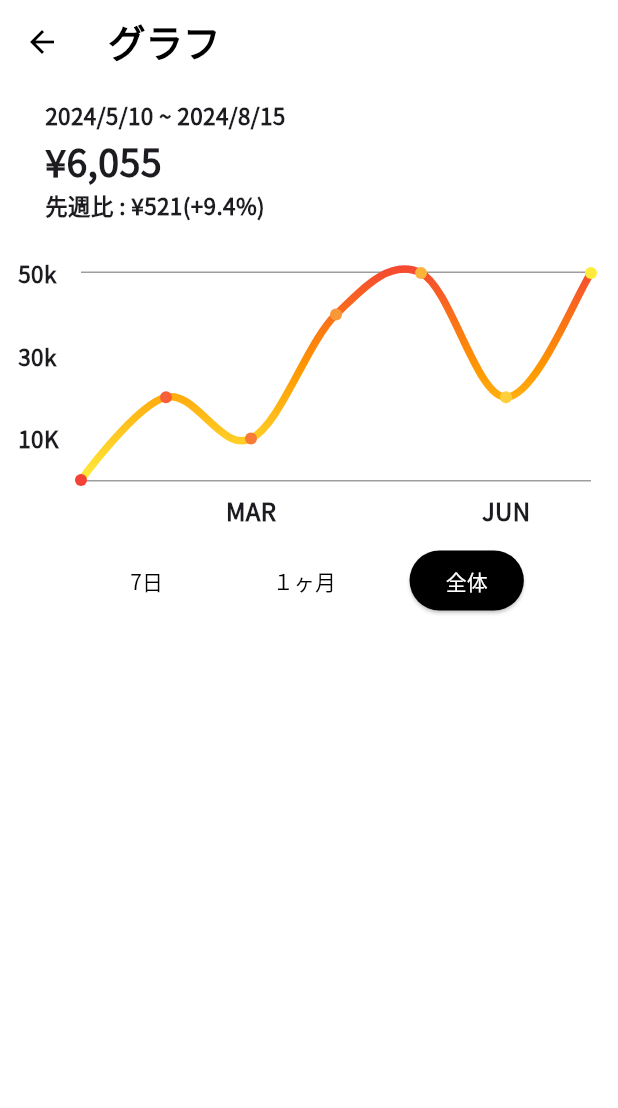
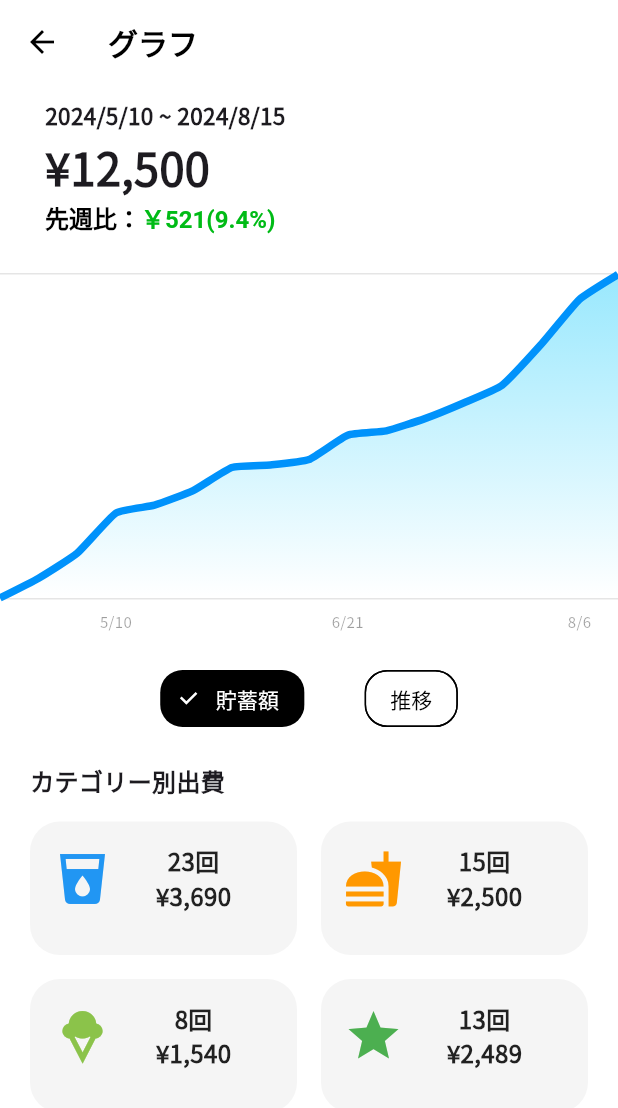
Before and after one commit to kou-nagamine/new_save_money, a Flutter app: the GraphPage screen opened directly, on a phone screen of 412 x 824 dp. Shown: the top 1108 px of the screen. Run offline on Flutter 3.47's test engine with Material 3 defaults, Android fonts, the phone set to English and light mode, and no system bars; drawn by our look-alikes of fl_chart; our stand-ins replace buttons_tabbar, draggable_home, figma_squircle, flutter_datetime_picker_plus, flutter_riverpod, flutter_svg and 3 more; missing offline and left inert: iconoir_flutter; generated files the repository leaves out were written again; statements that could not run were skipped.

Commit message:
feat：グラフページの作成

```diff
--- /dev/null
+++ b/lib/views/pages/graph/graph_data.dart
@@ -0,0 +1,278 @@
+import 'package:fl_chart/fl_chart.dart';
+import 'package:flutter/material.dart';
+import 'package:intl/intl.dart';
+
+final numberFormat = NumberFormat("#,##0"); // 3桁ごとにカンマをつけるフォーマット
+
+LineChartData savedData(){
+  return LineChartData(
+    borderData: FlBorderData(
+      border: const Border(
+        top: BorderSide(color: Color(0xffE5E5E5)),
+        right: BorderSide.none,
+        left: BorderSide.none,
+        bottom: BorderSide(color: Color(0xffE5E5E5)),
+      )
+    ),
+    titlesData: const FlTitlesData(
+      show: true,
+      rightTitles: AxisTitles(
+        sideTitles: SideTitles(showTitles: false),
+      ),
+      topTitles: AxisTitles(
+        sideTitles: SideTitles(showTitles: false),
+      ),
+      bottomTitles: AxisTitles(
+        sideTitles: SideTitles(
+          showTitles: true,
+          reservedSize: 30,
+          interval: 1,
+          getTitlesWidget: bottomTitleWidgets,
+        ),
+      ),
+      leftTitles: AxisTitles(
+        sideTitles: SideTitles(showTitles: false),
+      ),
+    ),
+    //grid
+    gridData: const FlGridData(
+      show:false,
+    ),
+    lineBarsData: [
+      LineChartBarData(
+        spots:const [
+          FlSpot(-1,0),
+          FlSpot(0,163),
+          FlSpot(1,370),
+          FlSpot(2,700),
+          FlSpot(3,765),
+          FlSpot(4,585),
+          FlSpot(5,1076),
+          FlSpot(6,297),
+          FlSpot(7,842),
+          FlSpot(8,1342),
+          FlSpot(9,798),
+          FlSpot(10,1479),
+          FlSpot(11,608),
+          FlSpot(12,754),
+          FlSpot(13,1087),
+          FlSpot(14,1461),
+          FlSpot(15,2067),
+          FlSpot(16,1783),
+          FlSpot(17,2213),
+          FlSpot(18,2043),
+          FlSpot(19,2183),
+          FlSpot(20,2383),
+        ],
+        color: Color(0xff0092FB),
+        // gradient: const LinearGradient(
+        //   colors:[
+        //     Color(0xff00C6FB),
+        //     Color(0xff005BEA),
+        //   ],
+        // ),
+        belowBarData: BarAreaData(
+          show: true,
+          gradient: LinearGradient(
+            colors: [
+              Color(0xff00C6FB).withOpacity(0.4),
+              Color(0xff00C6FB).withOpacity(0.2),
+              Color(0xff00C6FB).withOpacity(0.0),
+            ],
+            begin: Alignment.topCenter,
+            end: Alignment.bottomCenter,
+          ),
+        ),
+        barWidth: 5,
+        isCurved: true,
+        curveSmoothness: 0.15,
+        dotData: const FlDotData(
+          show: false,
+        ),
+      ),
+    ],
+    lineTouchData: LineTouchData(
+      touchTooltipData: LineTouchTooltipData(
+        getTooltipColor: (LineBarSpot touchedBarSpot) {
+          return Colors.black.withOpacity(0.8);
+        },
+        getTooltipItems: (List<LineBarSpot> touchedSpots) {
+          return touchedSpots.map((LineBarSpot touchedSpot) {
+            const textStyle = TextStyle(
+              color: Colors.white,
+              fontWeight: FontWeight.bold,
+              fontSize: 14,
+            );
+            String formattedValue = numberFormat.format(touchedSpot.y);
+            return LineTooltipItem(
+              '￥$formattedValue',  // フォーマットされた値を表示
+              textStyle,
+            );
+          }).toList();
+        },
+        tooltipPadding: const EdgeInsets.all(10),
+        tooltipMargin: 200,  // グラフとツールチップ間の余白
+        fitInsideHorizontally: true,  // ツールチップが画面の外に出ないようにする設定
+        fitInsideVertically: true,  // 垂直方向も画面に収まるように設定
+        rotateAngle: 0,  // ツールチップの回転角度
+      ),
+      getTouchedSpotIndicator: (LineChartBarData barData, List<int> spotIndexes) {
+        return spotIndexes.map((index) {
+          return TouchedSpotIndicatorData(
+            FlLine(color: Colors.black, strokeWidth: 4),  // 垂直線の色と太さ
+            FlDotData(show: true),
+          );
+        }).toList();
+      },
+    ),
+  );
+}
+
+LineChartData allData(){
+   return LineChartData(
+    borderData: FlBorderData(
+      border: const Border(
+        top: BorderSide(color: Color(0xffE5E5E5)),
+        right: BorderSide.none,
+        left: BorderSide.none,
+        bottom: BorderSide(color: Color(0xffE5E5E5)),
+      )
+    ),
+    titlesData: FlTitlesData(
+      show: true,
+      rightTitles: AxisTitles(
+        sideTitles: SideTitles(showTitles: false),
+      ),
+      topTitles: AxisTitles(
+        sideTitles: SideTitles(showTitles: false),
+      ),
+      bottomTitles: AxisTitles(
+        sideTitles: SideTitles(
+          showTitles: true,
+          reservedSize: 30,
+          interval: 1,
+          getTitlesWidget: bottomTitleWidgets,
+        ),
+      ),
+      leftTitles: AxisTitles(
+        sideTitles: SideTitles(
+          showTitles: false,
+          reservedSize: 0,
+          ),
+      )
+    ),
+    //grid
+    gridData: const FlGridData(
+      show:false,
+    ),
+    lineBarsData: [
+      LineChartBarData(
+        spots:const [
+          FlSpot(-1,0),
+          FlSpot(0,163),
+          FlSpot(1,370),
+          FlSpot(2,700),
+          FlSpot(3,765),
+          FlSpot(4,885),
+          FlSpot(5,1076),
+          FlSpot(6,1097),
+          FlSpot(7,1142),
+          FlSpot(8,1342),
+          FlSpot(9,1378),
+          FlSpot(10,1479),
+          FlSpot(11,1608),
+          FlSpot(12,1754),
+          FlSpot(13,2087),
+          FlSpot(14,2461),
+          FlSpot(15,2667),
+          FlSpot(16,2783),
+        ],
+        color: Color(0xff0092FB),
+        belowBarData: BarAreaData(
+          show: true,
+          gradient: LinearGradient(
+            colors: [
+              Color(0xff00C6FB).withOpacity(0.4),
+              Color(0xff00C6FB).withOpacity(0.2),
+              Color(0xff00C6FB).withOpacity(0.0),
+            ],
+            begin: Alignment.topCenter,
+            end: Alignment.bottomCenter,
+          ),
+        ),
+        barWidth: 5,
+        isCurved: true,
+        curveSmoothness: 0.15,
+        dotData: const FlDotData(
+          show: false,
+        ),
+      ),
+    ],
+lineTouchData: LineTouchData(
+      touchTooltipData: LineTouchTooltipData(
+        getTooltipColor: (LineBarSpot touchedBarSpot) {
+          return Colors.black.withOpacity(0.8);
+        },
+        getTooltipItems: (List<LineBarSpot> touchedSpots) {
+          return touchedSpots.map((LineBarSpot touchedSpot) {
+            const textStyle = TextStyle(
+              color: Colors.white,
+              fontWeight: FontWeight.bold,
+              fontSize: 14,
+            );
+            String formattedValue = numberFormat.format(touchedSpot.y);
+            return LineTooltipItem(
+              '￥$formattedValue',  // フォーマットされた値を表示
+              textStyle,
+            );
+          }).toList();
+        },
+        tooltipPadding: const EdgeInsets.all(10),
+        tooltipMargin: 200,  // グラフとツールチップ間の余白
+        fitInsideHorizontally: true,  // ツールチップが画面の外に出ないようにする設定
+        fitInsideVertically: true,  // 垂直方向も画面に収まるように設定
+        rotateAngle: 0,  // ツールチップの回転角度
+      ),
+      getTouchedSpotIndicator: (LineChartBarData barData, List<int> spotIndexes) {
+        return spotIndexes.map((index) {
+          return TouchedSpotIndicatorData(
+            FlLine(color: Colors.black, strokeWidth: 4),  // 垂直線の色と太さ
+            FlDotData(show: true),
+          );
+        }).toList();
+      },
+    ),
+  );
+}
+
+Widget bottomTitleWidgets(double value, TitleMeta meta) {
+  const style = TextStyle(
+    color: Colors.black38,
+    fontWeight: FontWeight.w300,
+    fontSize: 10,
+  );
+
+  // 全体の範囲
+  final double minValue = 0; // グラフの最小値
+  final double maxValue = 16; // グラフの最大値（ここはデータを元に設定する）
+
+  // 10%, 50%, 90% の位置を計算
+  final double tenPercent = minValue + (maxValue - minValue) * 0.1;
+  final double fiftyPercent = minValue + (maxValue - minValue) * 0.5;
+  final double ninetyPercent = minValue + (maxValue - minValue) * 0.9;
+
+  Widget text;
+  if ((value - tenPercent).abs() < 0.5) {
+    text = const Text('5/10', style: style); // 10% 位置に表示
+  } else if ((value - fiftyPercent).abs() < 0.5) {
+    text = const Text('6/21', style: style); // 50% 位置に表示
+  } else if ((value - ninetyPercent).abs() < 0.5) {
+    text = const Text('8/6', style: style); // 90% 位置に表示
+  } else {
+    text = const Text('', style: style); // それ以外の位置にはテキストを表示しない
+  }
+  return SideTitleWidget(
+    axisSide: meta.axisSide,
+    child: text,
+  );
+}
--- a/lib/views/pages/graph/graph_page.dart
+++ b/lib/views/pages/graph/graph_page.dart
@@ -1,5 +1,9 @@
+import 'dart:ui';
 import 'package:flutter/material.dart';
 import 'package:fl_chart/fl_chart.dart';
+import '../graph/graph_data.dart';
+
+import 'package:figma_squircle/figma_squircle.dart';
 
 class GraphPage extends StatefulWidget {
   const GraphPage({super.key});
@@ -8,21 +12,50 @@ class GraphPage extends StatefulWidget {
   State<GraphPage> createState() => _GraphPageState();
 }
 
-class _GraphPageState extends State<GraphPage> {
+class _GraphPageState extends State<GraphPage> with SingleTickerProviderStateMixin {
+  String selectedOption = '貯蓄額'; // 初期値
+  AnimationController? _chartanimationController;
+  Animation<double>? _chartanimation;
+
+  @override
+  void initState() {
+    super.initState();
+    _chartanimationController = AnimationController(
+      vsync: this,
+      duration: Duration(seconds: 2),
+    );
+    _chartanimation = Tween<double>(begin: 0.1, end: 1.0).animate(
+      CurvedAnimation(
+        parent: _chartanimationController!,
+        curve: Curves.easeInOutCirc,)
+    )
+    ..addListener(() {
+      setState(() {});
+    });
+    _chartanimationController?.forward();
+  }
+
+  @override
+  void dispose() {
+    _chartanimationController?.dispose();
+    super.dispose();
+  }
+
   @override
   Widget build(BuildContext context) {
     return Scaffold(
       appBar: AppBar(
-        title: Text(
+        title: const Text(
           'グラフ',
           style: TextStyle(
-            fontSize: 25,
+            fontSize: 20,
             fontWeight: FontWeight.bold
           ),
         )
       ),
       body: Column(
         mainAxisAlignment: MainAxisAlignment.start,
+        crossAxisAlignment: CrossAxisAlignment.start,
         children: [
           SizedBox(height: 10),
           Padding(
@@ -39,125 +72,204 @@ class _GraphPageState extends State<GraphPage> {
                 ),
                 SizedBox(height: 3),
                 Text(
-                  '¥6,055',
+                  selectedOption == '推移'
+                  ? '¥6,055'
+                  : '¥12,500',
                   style: TextStyle(
-                    fontSize: 25,
+                    fontSize: 30,
                     fontWeight: FontWeight.bold,
                   ),
                 ),
+                RichText(
+                  text: TextSpan(
+                    children: [
+                      TextSpan(
+                        text: '先週比：',
+                        style: TextStyle(
+                          fontSize: 16,
+                          fontWeight: FontWeight.bold,
+                          color: Colors.black,
+                        ),
+                      ),
+                      TextSpan(
+                        text: '￥521(9.4%)',
+                        style: TextStyle(
+                          fontSize: 16,
+                          fontWeight: FontWeight.bold,
+                          color: Color(0xFF00BB16),
+                        ),
+                      ),
+                    ],
+                  ),
+                ),
+              ]
+            ),
+          ),
+          SizedBox(height: 10),
+          Stack(
+            children: [
+              AspectRatio(
+                aspectRatio: 1.5,
+                child: Padding(
+                  padding: const EdgeInsets.only(
+                    right: 0,
+                    left: 0,
+                    top: 15,
+                    bottom: 12,
+                  ),
+                  child:LineChart(
+                    selectedOption == '推移'
+                    ? animatedChart(savedData(), _chartanimation!.value)
+                    : animatedChart(allData(), _chartanimation!.value),
+                  )
+                ),
+              ),
+            ],
+          ),
           Row(
+            mainAxisAlignment: MainAxisAlignment.center,
+            children:[
+               ChoiceChip(
+                label: Text('貯蓄額'),
+                selected: selectedOption == '貯蓄額',
+                onSelected: (bool selected) {
+                  setState(() {
+                    selectedOption = '貯蓄額';
+                  });
+                },
+                selectedColor: Colors.black,
+                labelStyle: TextStyle(
+                  color: selectedOption == '貯蓄額' ? Colors.white : Colors.black,
+                ),
+                checkmarkColor: selectedOption == '貯蓄額' ? Colors.white : Colors.black,
+                chipAnimationStyle: ChipAnimationStyle(
+                  avatarDrawerAnimation: AnimationStyle(
+                    duration: Duration(milliseconds: 500),
+                    reverseDuration: Duration(milliseconds: 500),
+                    curve: Curves.easeInOut,
+                  ),
+                ),
+                shape: SmoothRectangleBorder(
+                  borderRadius: SmoothBorderRadius(
+                    cornerRadius: 15,
+                    cornerSmoothing: 0.5,)
+                ),
+               ),
+              const SizedBox(width: 40),
+              ChoiceChip(
+                label: Text('推移'),
+                selected: selectedOption == '推移',
+                onSelected: (bool selected) {
+                  setState(() {
+                    selectedOption = '推移';
+                  });
+                },
+                selectedColor: Colors.black,
+                labelStyle: TextStyle(
+                  color: selectedOption == '推移' ? Colors.white : Colors.black,
+                ),
+                checkmarkColor: selectedOption == '推移' ? Colors.white : Colors.black,
+                chipAnimationStyle: ChipAnimationStyle(
+                  avatarDrawerAnimation: AnimationStyle(
+                    duration: Duration(milliseconds: 500),
+                    reverseDuration: Duration(milliseconds: 500),
+                    curve: Curves.easeInOut,
+                  ),
+                ),
+                shape: SmoothRectangleBorder(
+                  borderRadius: SmoothBorderRadius(
+                    cornerRadius: 15,
+                    cornerSmoothing: 0.5,)
+                ),
+              ),
+            ],
+          ),
+          Padding(
+            padding: const EdgeInsets.fromLTRB(20, 20, 20, 0),
+            child:Column(
+              crossAxisAlignment: CrossAxisAlignment.start,
               children: [
                 Text(
-                      '先週比 : ¥521(+9.4%)',
+                  'カテゴリー別出費',
                   style: TextStyle(
-                        fontSize: 15,
+                    fontSize: 16,
                     fontWeight: FontWeight.bold,
                   ),
                 ),
+                SizedBox(height: 15),
+                GridView.count(
+                  shrinkWrap: true,
+                  crossAxisCount: 2,
+                  crossAxisSpacing: 16.0,
+                  mainAxisSpacing: 16.0,
+                  childAspectRatio: 2.0,
+                  children: [
+                    _buildGridItem(Icons.local_drink, Colors.blue, '23回', '¥3,690' ),
+                    _buildGridItem(Icons.fastfood, Colors.orange, '15回', '¥2,500'),
+                    _buildGridItem(Icons.icecream, Colors.lightGreen,'8回', '¥1,540'),
+                    _buildGridItem(Icons.star, Colors.green,'13回', '¥2,489'),
                   ],
                 ),
               ]
             ),
           ),
-          SizedBox(height: 10),
-          AspectRatio(
-            aspectRatio: 2.0,
-            child: Padding(
-              padding: const EdgeInsets.only(
-                right: 18,
-                left: 12,
-                top: 24,
-                bottom: 12,
-              ),
-              child:LineChart(
-                LineChartData(
-                  borderData: FlBorderData(
-                    border: const Border(
-                      top: BorderSide(color: Colors.grey),
-                      right: BorderSide.none,
-                      left: BorderSide.none,
-                      bottom: BorderSide(color: Colors.grey),
+        ]
       )
-                  ),
-                  titlesData: const FlTitlesData(
-                    show: true,
-                    rightTitles: AxisTitles(
-                      sideTitles: SideTitles(showTitles: false),
-                    ),
-                    topTitles: AxisTitles(
-                      sideTitles: SideTitles(showTitles: false),
-                    ),
-                    bottomTitles: AxisTitles(
-                      sideTitles: SideTitles(
-                        showTitles: true,
-                        reservedSize: 30,
-                        interval: 1,
-                        getTitlesWidget: bottomTitleWidgets,
-                      ),
-                    ),
-                    leftTitles: AxisTitles(
-                      sideTitles: SideTitles(
-                        showTitles: true,
-                        interval: 1,
-                        getTitlesWidget: leftTitleWidgets,
-                        reservedSize: 42,
-                      ),
-                    ),
-                  ),
-                  //grid
-                  gridData: const FlGridData(
-                    show:false,
-                  ),
-                  lineBarsData: [
-                    LineChartBarData(
-                      spots:const [
-                        FlSpot(0,0),
-                        FlSpot(1,2),
-                        FlSpot(2,1),
-                        FlSpot(3,4),
-                        FlSpot(4,5),
-                        FlSpot(5,2),
-                        FlSpot(6,5),
-                      ],
-                      //color: Colors.red,
-                      gradient: const LinearGradient(
-                        colors:[
-                          Colors.red,
-                          Colors.orange,
-                          Colors.yellow,
-                        ],
-                        begin: Alignment.topCenter,
-                        end: Alignment.bottomCenter,
-                      ),
-                      barWidth: 5,
-                      isCurved: true,
-                      curveSmoothness: 0.35,
-                      dotData: const FlDotData(
-                        show: true,
-                      ),
-                    ),
-                  ],
-                  lineTouchData: LineTouchData(
-                  )
-                ),
-              )
-            )
-          ),
-          Row(
-            mainAxisAlignment: MainAxisAlignment.center,
-            children:[
-              changeButtons('7日'),
-              const SizedBox(width: 25),
-              changeButtons('１ヶ月'),
-              const SizedBox(width: 25),
-              changeButtons('全体')
-            ],
-          )
-        ],
-      )
-
     );
   }
+
+  LineChartData animatedChart(LineChartData data, double t){
+  return LineChartData(
+    borderData: data.borderData,
+      titlesData: data.titlesData,
+      gridData: data.gridData,
+      lineBarsData: data.lineBarsData.map((barData) {
+        return LineChartBarData(
+          spots: barData.spots
+              .sublist(0, (barData.spots.length * t).toInt()), // tに基づいてスポットを描画
+          isCurved: barData.isCurved,
+          curveSmoothness: barData.curveSmoothness,
+          color: barData.color,
+          barWidth: barData.barWidth,
+          belowBarData: barData.belowBarData,
+          dotData: barData.dotData,
+        );
+      }).toList(),
+      lineTouchData: data.lineTouchData,
+    );
+  }
+}
+
+Widget _buildGridItem(IconData icon, Color color ,String count, String price,) {
+  return Container(
+    decoration: BoxDecoration(
+      color: Colors.grey[100],
+      borderRadius: BorderRadius.circular(20),
+    ),
+    padding: const EdgeInsets.all(15),
+    child: Column(
+      crossAxisAlignment: CrossAxisAlignment.center,
+      mainAxisAlignment: MainAxisAlignment.spaceBetween,
+      children:
+        [
+          Row(
+            crossAxisAlignment: CrossAxisAlignment.center,
+            mainAxisAlignment: MainAxisAlignment.spaceBetween,
+            children: [
+              Icon(icon, size: 40, color: color,),
+              Column(
+                crossAxisAlignment: CrossAxisAlignment.center,
+                children: [
+                  Text(count, style: TextStyle(fontSize: 16, color: Colors.black87 ,fontWeight: FontWeight.bold)),
+                  Text(price, style: TextStyle(fontSize: 16, color: Colors.black87 ,fontWeight: FontWeight.bold)),
+                ],
+              ),
+              SizedBox(width: 0),
+            ],
+          ),
+        ]
+    ),
+  );
 }
 
 Widget changeButtons(String period) {
@@ -179,51 +291,3 @@ Widget changeButtons(String period) {
     ),
   );
 }
-
-Widget bottomTitleWidgets(double value, TitleMeta meta) {
-  const style = TextStyle(
-    fontWeight: FontWeight.bold,
-    fontSize: 16,
-  );
-  Widget text;
-  switch (value.toInt()) {
-    case 2:
-      text = const Text('MAR', style: style);
-      break;
-    case 5:
-      text = const Text('JUN', style: style);
-      break;
-    case 8:
-      text = const Text('SEP', style: style);
-      break;
-    default:
-      text = const Text('', style: style);
-      break;
-  }
-  return SideTitleWidget(
-    axisSide: meta.axisSide,
-    child: text,
-  );
-}
-
-Widget leftTitleWidgets(double value, TitleMeta meta) {
-    const style = TextStyle(
-      fontWeight: FontWeight.bold,
-      fontSize: 15,
-    );
-    String text;
-    switch (value.toInt()) {
-      case 1:
-        text = '10K';
-        break;
-      case 3:
-        text = '30k';
-        break;
-      case 5:
-        text = '50k';
-        break;
-      default:
-        return Container();
-    }
-  return Text(text, style: style, textAlign: TextAlign.left);
-}
--- a/lib/views/pages/topic/topic_page.dart
+++ b/lib/views/pages/topic/topic_page.dart
@@ -5,9 +5,9 @@ import 'dart:async';
 
 //スライドショーの画像
 final images = [
-      "assets/images/jtb.png",
-      "assets/images/kinki_tourist.png",
-      "assets/images/rakuten_travel.png",
+      "assets/images/lounas.png",
+      "assets/images/cashless.jpeg",
+      "assets/images/zenn.png",
       "assets/images/moneyimage.jpeg",
       ];
 
@@ -127,19 +127,16 @@ class HeaderWidget extends StatefulWidget {
 
     @override
     Widget build(BuildContext context) {
-      final controller = PageController(viewportFraction: 1.0, keepPage: true);
       final double screenWidth = MediaQuery.of(context).size.width;
 
       final pages = List.generate(
-        images.length,
-        (index) => Container(
-          width: screenWidth,
-          child: Center(
-            child: Image.asset(
-              images[index],
-              fit: BoxFit.cover,
-              width: screenWidth,
-            ),
+        widget.images.length,
+        (index) => AspectRatio(
+          aspectRatio: 16 / 9,
+          child: Image.asset(
+            widget.images[index],
+            fit: BoxFit.cover,
+            width: screenWidth,
           ),
         ),
       );
```
Lines whose indentation alone changed are shown as unchanged.
